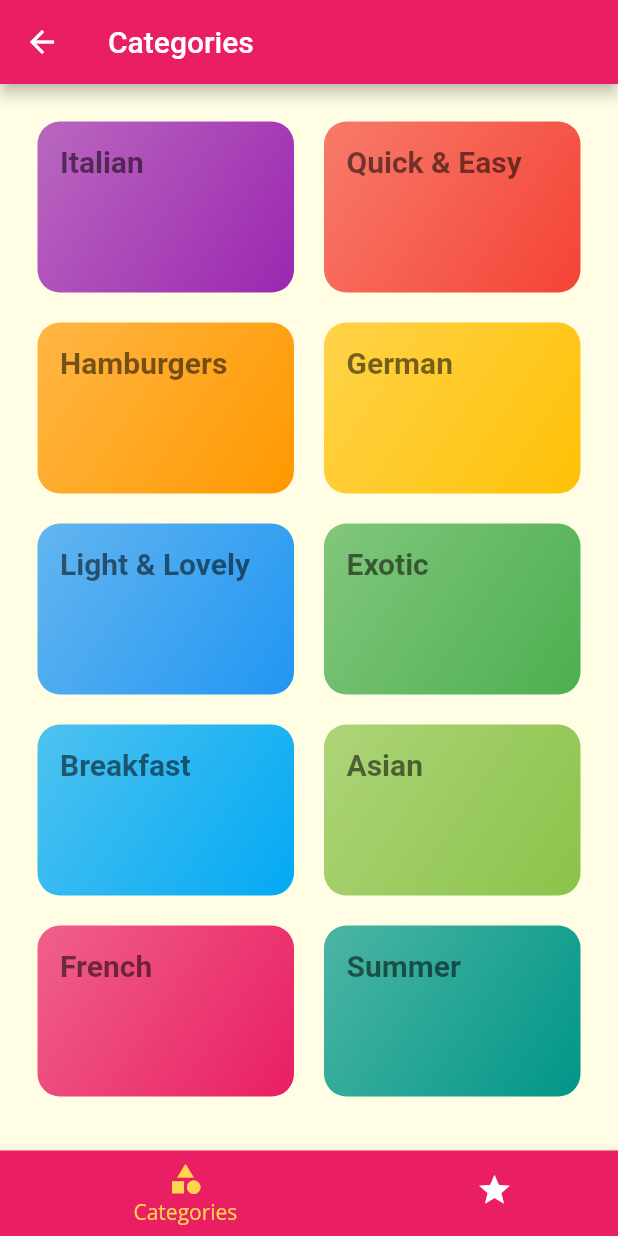
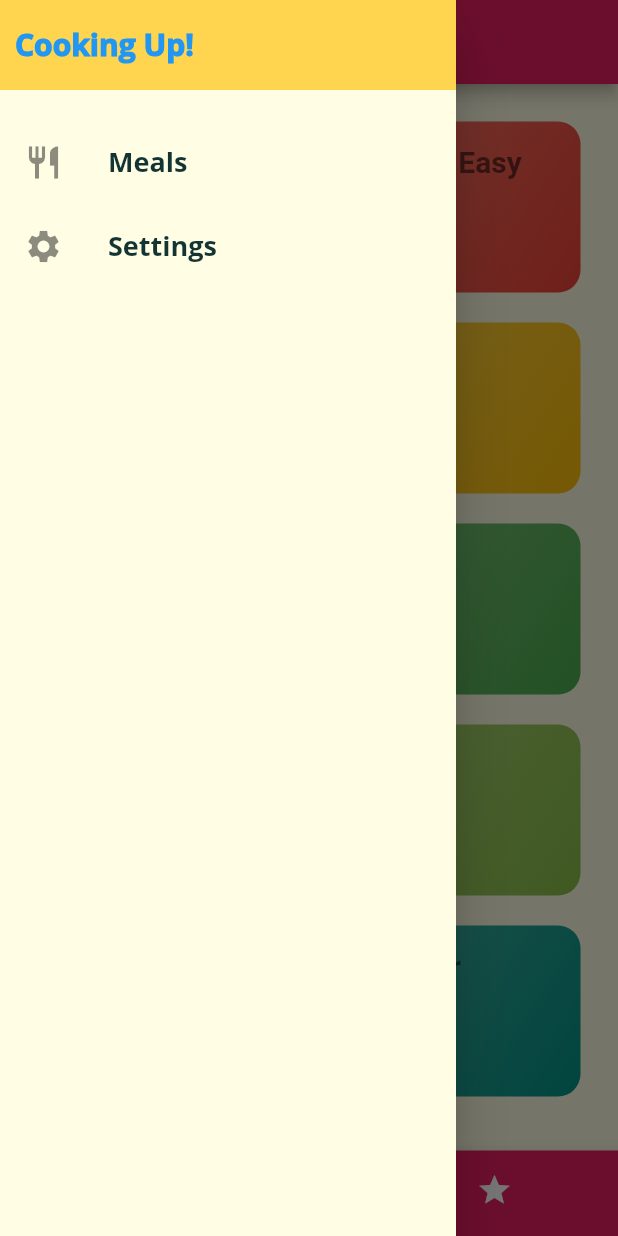
Before and after one commit to valeriistefanyk/flutter-mealapp, a Flutter app: the TabScreen screen opened by its route, with the side drawer open (before the commit the screen has no drawer), on a phone screen of 412 x 824 dp. Run offline on Flutter 3.47's test engine with Material 2 defaults, Android fonts, the phone set to English and light mode, and no system bars; Roboto replaces fonts that are missing (Montserrat).

Commit message:
Add Custom Drawer

```diff
--- a/lib/app.dart
+++ b/lib/app.dart
@@ -3,6 +3,7 @@ import 'screen/category_meals/category_meals.dart';
 import 'screen/welcome/welcome.dart';
 import 'screen/meal_detail/meal_detail.dart';
 import 'screen/tabs/tabs.dart';
+import 'screen/filters/filters.dart';
 import 'routes.dart';
 
 class MealApp extends StatelessWidget {
@@ -46,9 +47,12 @@ class MealApp extends StatelessWidget {
           var args = settings.arguments as Map;
           screen = CategoryMealsScreen(args['id'], args['title']);
           break;
-        case mealDetail:
+        case mealDetailRoute:
           var args = settings.arguments as Map;
           screen = MealDetailScreen(args['id']);
+          break;
+        case filtersRoute:
+          screen = const FiltersScreen();
           break;
         default:
           return null;
--- a/lib/routes.dart
+++ b/lib/routes.dart
@@ -1,4 +1,5 @@
 const homeRoute = '/';
+const filtersRoute = '/filters';
 const categoriesRoute = '/categories';
 const categoryMealsRoute = '/category-meals';
-const mealDetail = '/meal-detail';
+const mealDetailRoute = '/meal-detail';
--- a/lib/screen/category_meals/meal_item.dart
+++ b/lib/screen/category_meals/meal_item.dart
@@ -20,7 +20,7 @@ class MealItem extends StatelessWidget {
       : super(key: key);
 
   void selectMeal(BuildContext context) {
-    Navigator.pushNamed(context, mealDetail, arguments: {'id': id});
+    Navigator.pushNamed(context, mealDetailRoute, arguments: {'id': id});
   }
 
   @override
--- /dev/null
+++ b/lib/screen/filters/filters.dart
@@ -0,0 +1,13 @@
+import 'package:flutter/material.dart';
+
+class FiltersScreen extends StatelessWidget {
+  const FiltersScreen({Key? key}) : super(key: key);
+
+  @override
+  Widget build(BuildContext context) {
+    return const Scaffold(
+        body: Center(
+      child: Text('Filters!'),
+    ));
+  }
+}
--- /dev/null
+++ b/lib/screen/tabs/main_drawer.dart
@@ -0,0 +1,57 @@
+import 'package:flutter/material.dart';
+import '../../routes.dart';
+
+class MainDrawer extends StatelessWidget {
+  const MainDrawer({Key? key}) : super(key: key);
+
+  Widget buildListTile(IconData icon, String title, VoidCallback tapHandler) {
+    return ListTile(
+      leading: Icon(
+        icon,
+        size: 26,
+      ),
+      title: Text(
+        title,
+        style: const TextStyle(
+          fontSize: 18,
+          fontWeight: FontWeight.bold,
+        ),
+      ),
+      onTap: tapHandler,
+    );
+  }
+
+  @override
+  Widget build(BuildContext context) {
+    return Drawer(
+        child: Column(
+      children: [
+        Container(
+          height: 60,
+          width: double.infinity,
+          padding: const EdgeInsets.all(10),
+          alignment: Alignment.centerLeft,
+          color: Theme.of(context).colorScheme.secondary,
+          child: Text(
+            'Cooking Up!',
+            style: TextStyle(
+                fontWeight: FontWeight.w900,
+                fontSize: 20,
+                color: Theme.of(context).primaryColor),
+          ),
+        ),
+        const SizedBox(
+          height: 20,
+        ),
+        buildListTile(Icons.restaurant, 'Meals',
+            () => nextPage(context, categoriesRoute)),
+        buildListTile(
+            Icons.settings, 'Settings', () => nextPage(context, filtersRoute)),
+      ],
+    ));
+  }
+
+  void nextPage(BuildContext context, String routeName) {
+    Navigator.pushNamed(context, routeName);
+  }
+}
--- a/lib/screen/tabs/tabs.dart
+++ b/lib/screen/tabs/tabs.dart
@@ -1,6 +1,7 @@
 import 'package:flutter/material.dart';
 import '../categories/categories.dart';
 import '../favorites/favorites.dart';
+import 'main_drawer.dart';
 
 class TabScreen extends StatefulWidget {
   const TabScreen({Key? key}) : super(key: key);
@@ -28,6 +29,7 @@ class _TabScreenState extends State<TabScreen> {
       appBar: AppBar(
         title: Text(_pages[_selectedPageIndex]['title'] as String),
       ),
+      drawer: MainDrawer(),
       body: _pages[_selectedPageIndex]['page'] as Widget,
       bottomNavigationBar: BottomNavigationBar(
         onTap: _selectPage,
```
